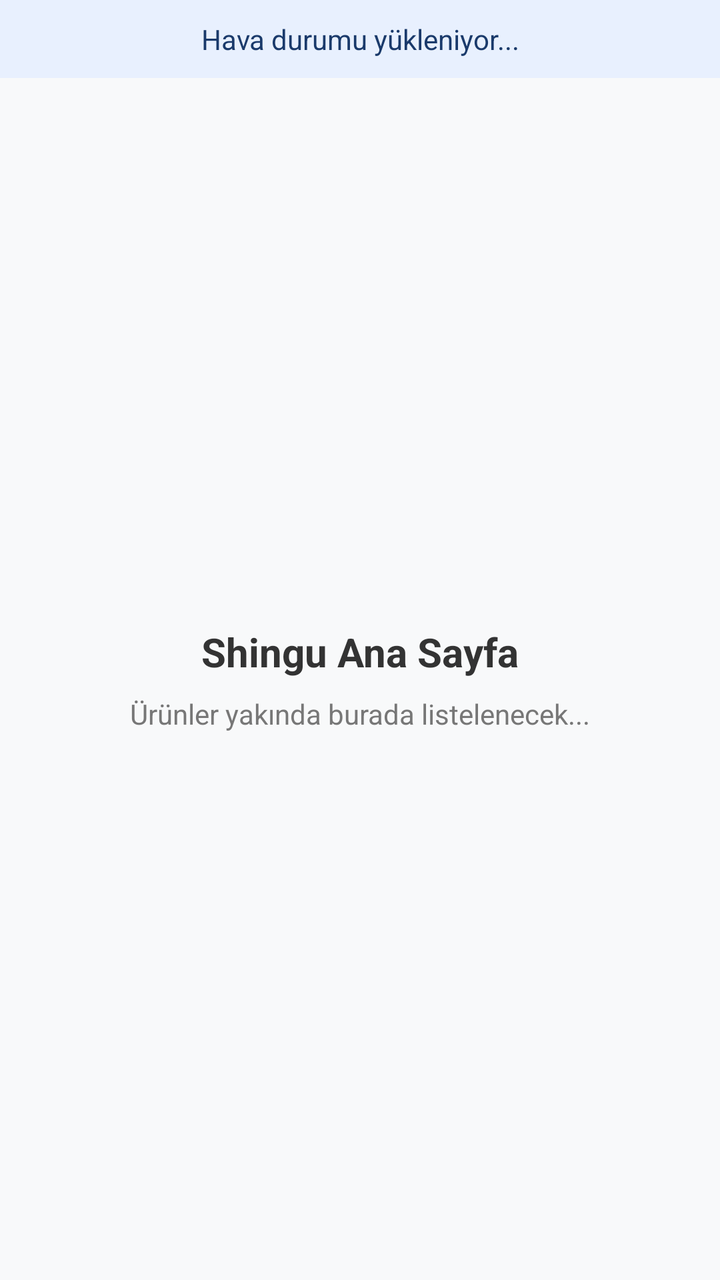
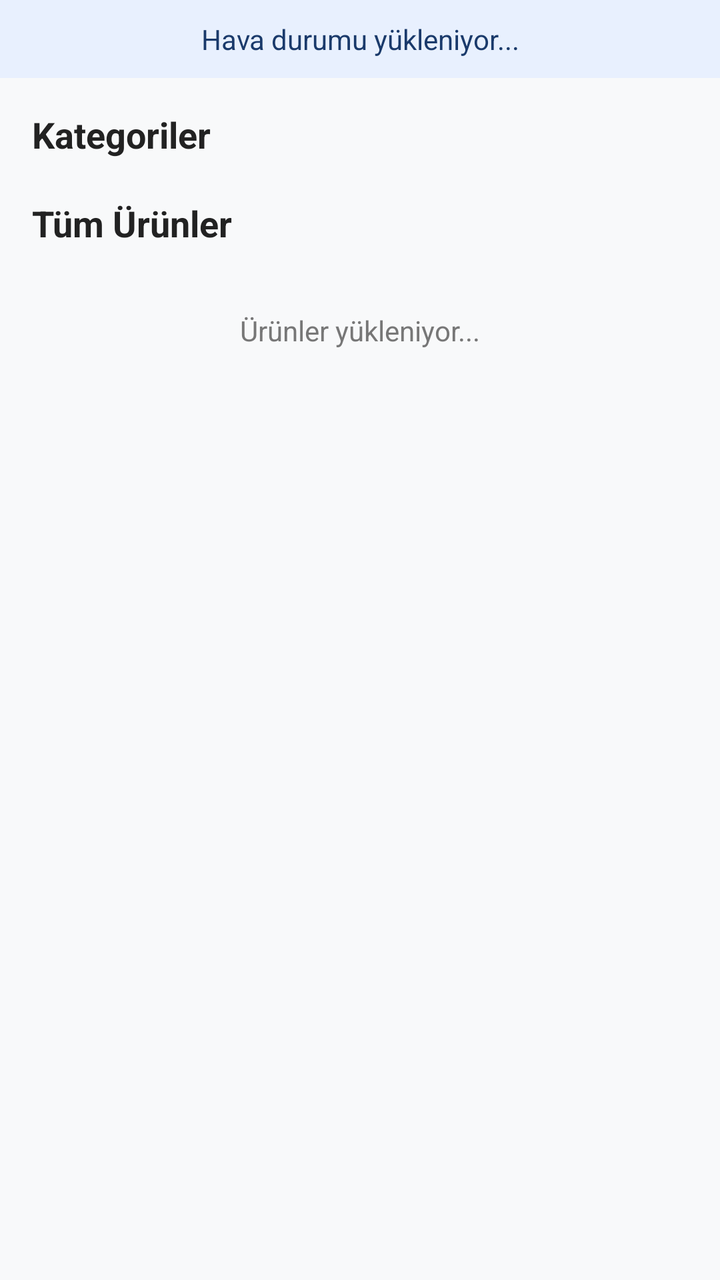

Compare the two renders of this Android layout. The source of the first and the diff that turns it into the second are given below.
<!-- AndroidManifest.xml: application theme Theme.Shingu -->
<!-- res/layout/fragment_home.xml -->
<?xml version="1.0" encoding="utf-8"?>
<LinearLayout xmlns:android="http://schemas.android.com/apk/res/android"
    android:layout_width="match_parent"
    android:layout_height="match_parent"
    android:background="#F8F9FA"
    android:orientation="vertical">

    
    <TextView
        android:id="@+id/tvWeatherStrip"
        android:layout_width="match_parent"
        android:layout_height="wrap_content"
        android:background="#E8F0FE"
        android:ellipsize="end"
        android:gravity="center"
        android:maxLines="1"
        android:paddingHorizontal="16dp"
        android:paddingVertical="10dp"
        android:text="Hava durumu yükleniyor..."
        android:textColor="#1A3A6B"
        android:textSize="14sp" />

    <LinearLayout
        android:layout_width="match_parent"
        android:layout_height="0dp"
        android:layout_weight="1"
        android:gravity="center"
        android:orientation="vertical">

        <TextView
            android:layout_width="wrap_content"
            android:layout_height="wrap_content"
            android:text="Shingu Ana Sayfa"
            android:textColor="#333333"
            android:textSize="20sp"
            android:textStyle="bold" />

        <TextView
            android:layout_width="wrap_content"
            android:layout_height="wrap_content"
            android:layout_marginTop="8dp"
            android:text="Ürünler yakında burada listelenecek..."
            android:textColor="#777777"
            android:textSize="14sp" />
    </LinearLayout>

</LinearLayout>
<!-- resources referenced by this layout -->
<resources>
  <style name="Theme.Shingu" parent="Base.Theme.Shingu" />
  <style name="Base.Theme.Shingu" parent="Theme.Material3.DayNight.NoActionBar">
          
          
      </style>
</resources>

<!-- the commit's change to res/layout/fragment_home.xml (unified diff, before → after) -->
@@ -1,5 +1,6 @@
 <?xml version="1.0" encoding="utf-8"?>
 <LinearLayout xmlns:android="http://schemas.android.com/apk/res/android"
+    xmlns:app="http://schemas.android.com/apk/res-auto"
     android:layout_width="match_parent"
     android:layout_height="match_parent"
     android:background="#F8F9FA"
@@ -20,28 +21,97 @@
         android:textColor="#1A3A6B"
         android:textSize="14sp" />
 
-    <LinearLayout
+    <androidx.core.widget.NestedScrollView
         android:layout_width="match_parent"
         android:layout_height="0dp"
-        android:layout_weight="1"
-        android:gravity="center"
-        android:orientation="vertical">
+        android:layout_weight="1">
 
-        <TextView
-            android:layout_width="wrap_content"
+        <LinearLayout
+            android:layout_width="match_parent"
             android:layout_height="wrap_content"
-            android:text="Shingu Ana Sayfa"
-            android:textColor="#333333"
-            android:textSize="20sp"
-            android:textStyle="bold" />
+            android:orientation="vertical"
+            android:paddingBottom="16dp">
 
-        <TextView
-            android:layout_width="wrap_content"
-            android:layout_height="wrap_content"
-            android:layout_marginTop="8dp"
-            android:text="Ürünler yakında burada listelenecek..."
-            android:textColor="#777777"
-            android:textSize="14sp" />
-    </LinearLayout>
+            
+            <LinearLayout
+                android:id="@+id/layoutCampaigns"
+                android:layout_width="match_parent"
+                android:layout_height="wrap_content"
+                android:orientation="vertical"
+                android:visibility="gone">
+
+                <androidx.viewpager2.widget.ViewPager2
+                    android:id="@+id/vpCampaigns"
+                    android:layout_width="match_parent"
+                    android:layout_height="170dp"
+                    android:layout_marginTop="12dp" />
+
+                
+                <LinearLayout
+                    android:id="@+id/layoutIndicators"
+                    android:layout_width="wrap_content"
+                    android:layout_height="wrap_content"
+                    android:layout_gravity="center_horizontal"
+                    android:layout_marginTop="8dp"
+                    android:gravity="center"
+                    android:orientation="horizontal" />
+            </LinearLayout>
+
+            
+            <TextView
+                android:layout_width="wrap_content"
+                android:layout_height="wrap_content"
+                android:layout_marginHorizontal="16dp"
+                android:layout_marginTop="16dp"
+                android:text="Kategoriler"
+                android:textColor="#222222"
+                android:textSize="18sp"
+                android:textStyle="bold" />
+
+            <HorizontalScrollView
+                android:layout_width="match_parent"
+                android:layout_height="wrap_content"
+                android:layout_marginTop="4dp"
+                android:clipToPadding="false"
+                android:paddingHorizontal="16dp"
+                android:scrollbars="none">
+
+                <com.google.android.material.chip.ChipGroup
+                    android:id="@+id/chipGroupHomeCategories"
+                    android:layout_width="wrap_content"
+                    android:layout_height="wrap_content"
+                    app:singleLine="true" />
+            </HorizontalScrollView>
+
+            
+            <TextView
+                android:layout_width="wrap_content"
+                android:layout_height="wrap_content"
+                android:layout_marginHorizontal="16dp"
+                android:layout_marginTop="16dp"
+                android:layout_marginBottom="8dp"
+                android:text="Tüm Ürünler"
+                android:textColor="#222222"
+                android:textSize="18sp"
+                android:textStyle="bold" />
+
+            <androidx.recyclerview.widget.RecyclerView
+                android:id="@+id/rvHomeProducts"
+                android:layout_width="match_parent"
+                android:layout_height="wrap_content"
+                android:nestedScrollingEnabled="false"
+                android:paddingHorizontal="16dp" />
+
+            <TextView
+                android:id="@+id/tvHomeProductsEmpty"
+                android:layout_width="match_parent"
+                android:layout_height="wrap_content"
+                android:layout_marginTop="24dp"
+                android:gravity="center"
+                android:text="Ürünler yükleniyor..."
+                android:textColor="#777777"
+                android:textSize="14sp" />
+        </LinearLayout>
+    </androidx.core.widget.NestedScrollView>
 
 </LinearLayout>
